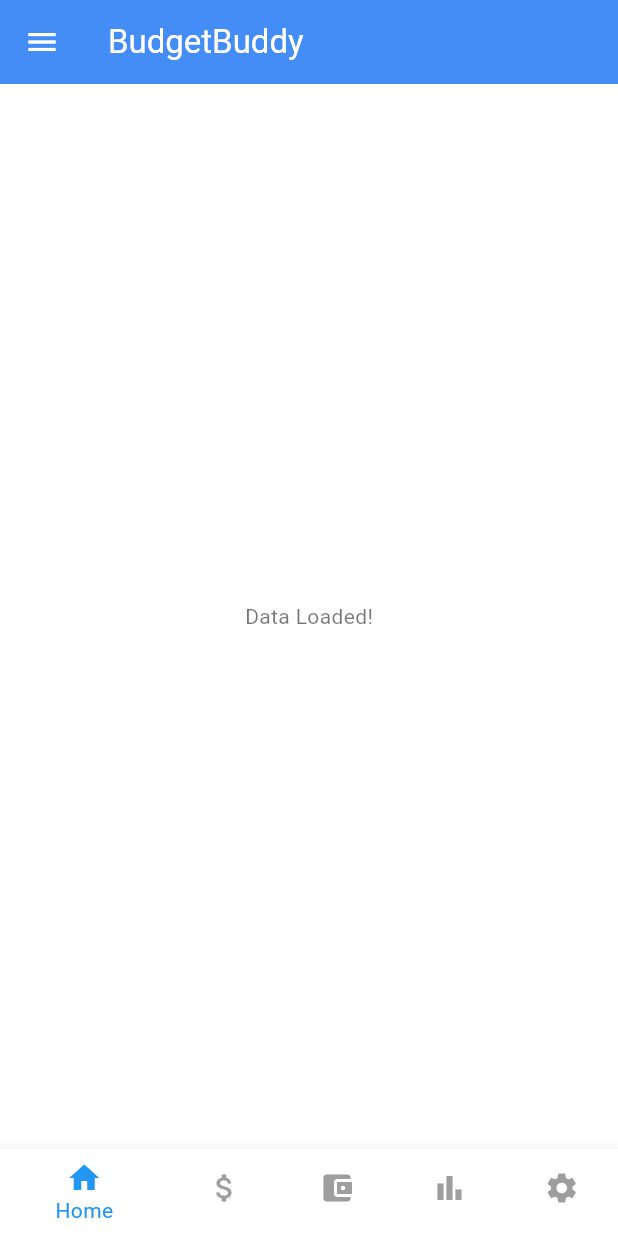
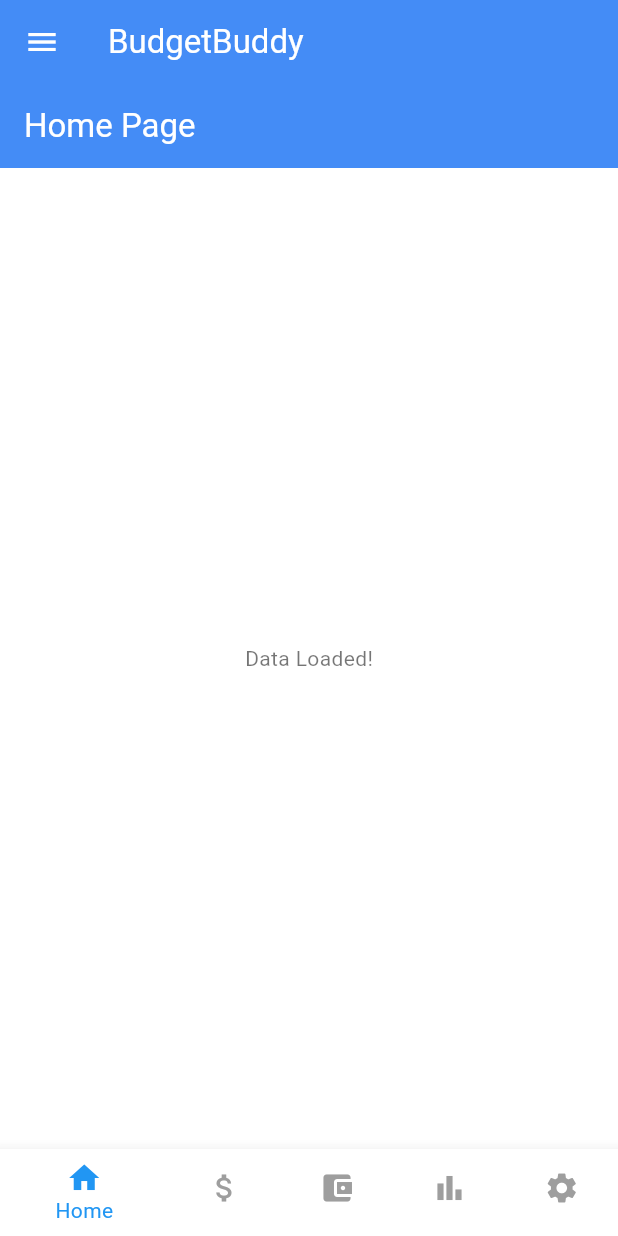
Before and after one commit to Soli1065/BudgetBuddy, a Flutter app: the screen it shows after launch, on a phone screen of 412 x 824 dp. Run offline on Flutter 3.47's test engine with Material 3 defaults, Android fonts, the phone set to English and light mode, and no system bars; our stand-ins replace flutter_riverpod.

```diff
--- a/lib/src/features/home/presentation/home_page.dart
+++ b/lib/src/features/home/presentation/home_page.dart
@@ -1,24 +1,42 @@
-
-
-import 'package:budget_buddy/src/features/home/presentation/home_provider.dart';
 import 'package:flutter/material.dart';
 import 'package:flutter_riverpod/flutter_riverpod.dart';
 
-class HomePage extends ConsumerWidget{
-  const HomePage({super.key});
+import '../home.dart';
+
+class HomePage extends ConsumerStatefulWidget {
+  const HomePage({Key? key}) : super(key: key);
 
   @override
-  Widget build(BuildContext context, WidgetRef ref) {
+  ConsumerState<HomePage> createState() => _HomePageState();
+}
 
+class _HomePageState extends ConsumerState<HomePage> {
+  @override
+  void initState() {
+    super.initState();
+    // Trigger the data fetch on page load
+    WidgetsBinding.instance.addPostFrameCallback((_) {
+      ref.read(homeProvider.notifier).loadData();
+    });
+  }
+
+  @override
+  Widget build(BuildContext context) {
     final homeState = ref.watch(homeProvider);
 
-    if (homeState.isLoading){
-      return const Center(child: CircularProgressIndicator(),);
-    }
-    else{
-      return Center(child: Text(homeState.data ?? 'No Data'),);
-    }
-
-
+    return Scaffold(
+      appBar: AppBar(
+        title: const Text('Home Page'),
+      ),
+      body: RefreshIndicator(
+        onRefresh: () async {
+          // Trigger the refresh logic
+          ref.read(homeProvider.notifier).refreshData();
+        },
+        child: homeState.isLoading
+            ? const Center(child: CircularProgressIndicator())
+            : Center(child: Text(homeState.data ?? 'No Data'))
+      ),
+    );
   }
 }
```
Also changed, not shown: lib/src/features/home/presentation/home_provider.dart (+11 -2 lines).
